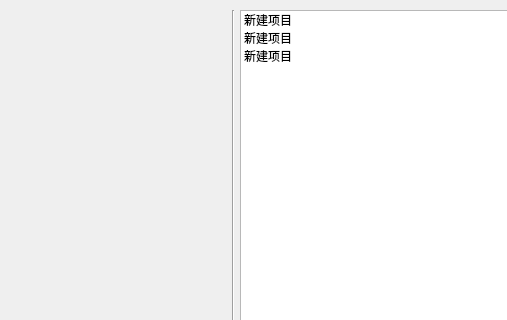
Above: UI/MainWindow/MainWindow.ui from SkyWorldStudio/Minecraft-Optimal-Starter_3 before the change; both pictures show x 0 to 507 and y 0 to 320 of the 1168 by 612 pixel window. Below: the same form after it.
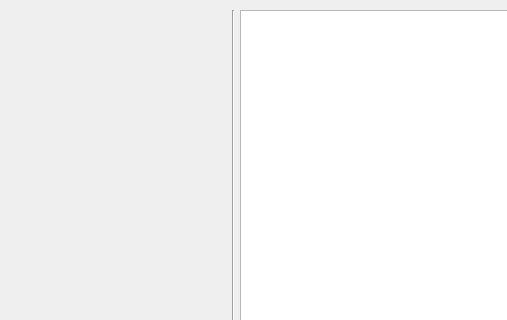
That is the form after the change. The open tabs and pages were chosen to show the change. Icons and pictures are not drawn. Custom widgets are drawn as their Qt base class.

The edit to the form file:
```diff
--- a/UI/MainWindow/MainWindow.ui
+++ b/UI/MainWindow/MainWindow.ui
@@ -1463,23 +1463,7 @@
                        <number>0</number>
                       </property>
                       <item>
-                       <widget class="QListWidget" name="listWidget_2">
-                        <item>
-                         <property name="text">
-                          <string>新建项目</string>
-                         </property>
-                        </item>
-                        <item>
-                         <property name="text">
-                          <string>新建项目</string>
-                         </property>
-                        </item>
-                        <item>
-                         <property name="text">
-                          <string>新建项目</string>
-                         </property>
-                        </item>
-                       </widget>
+                       <widget class="QListWidget" name="listWidget_page_home_game_right_gamefile_game"/>
                       </item>
                      </layout>
                     </widget>
```
Left out of the diff: 6 changed lines with no effect on the pictures.
